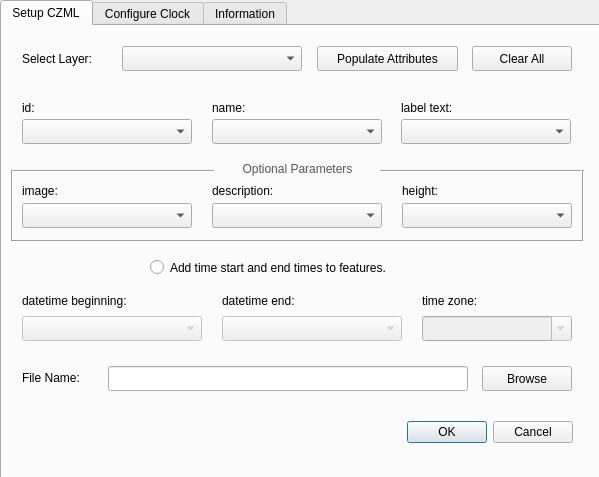
Before: the Qt Designer form CZMLBillboardMaker_dialog_base.ui in muratkendir/CZMLBillboardMaker, drawn with Qt 5.
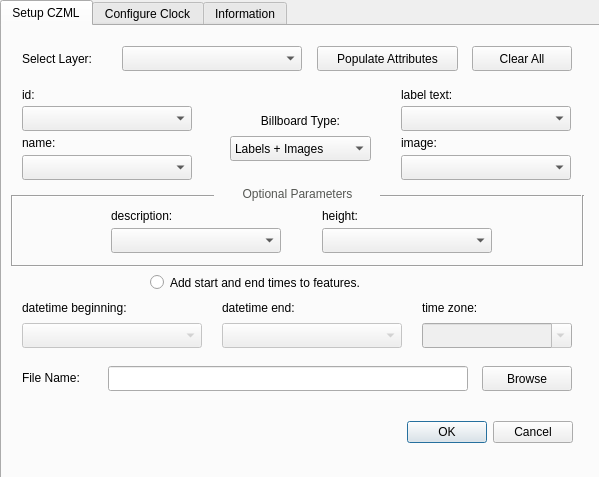
After: the same form once the commit is applied. Icons and pictures are not drawn.

Commit message: only label / only image / label + image options added.

```diff
--- a/CZMLBillboardMaker_dialog_base.ui
+++ b/CZMLBillboardMaker_dialog_base.ui
@@ -40,7 +40,7 @@
      <property name="geometry">
       <rect>
        <x>399</x>
-       <y>93</y>
+       <y>80</y>
        <width>170</width>
        <height>25</height>
       </rect>
@@ -49,8 +49,8 @@
     <widget class="QLabel" name="labelDescription">
      <property name="geometry">
       <rect>
-       <x>210</x>
-       <y>155</y>
+       <x>109</x>
+       <y>180</y>
        <width>121</width>
        <height>20</height>
       </rect>
@@ -63,7 +63,7 @@
      <property name="geometry">
       <rect>
        <x>399</x>
-       <y>72</y>
+       <y>59</y>
        <width>81</width>
        <height>20</height>
       </rect>
@@ -88,8 +88,8 @@
     <widget class="QLabel" name="labelName">
      <property name="geometry">
       <rect>
-       <x>210</x>
-       <y>72</y>
+       <x>20</x>
+       <y>107</y>
        <width>81</width>
        <height>20</height>
       </rect>
@@ -102,7 +102,7 @@
      <property name="geometry">
       <rect>
        <x>20</x>
-       <y>93</y>
+       <y>80</y>
        <width>170</width>
        <height>25</height>
       </rect>
@@ -111,8 +111,8 @@
     <widget class="QComboBox" name="comboBoxImage">
      <property name="geometry">
       <rect>
-       <x>20</x>
-       <y>177</y>
+       <x>399</x>
+       <y>129</y>
        <width>170</width>
        <height>25</height>
       </rect>
@@ -122,7 +122,7 @@
      <property name="geometry">
       <rect>
        <x>20</x>
-       <y>265</y>
+       <y>272</y>
        <width>161</width>
        <height>20</height>
       </rect>
@@ -134,8 +134,8 @@
     <widget class="QComboBox" name="comboBoxHeight">
      <property name="geometry">
       <rect>
-       <x>400</x>
-       <y>177</y>
+       <x>320</x>
+       <y>202</y>
        <width>170</width>
        <height>25</height>
       </rect>
@@ -145,7 +145,7 @@
      <property name="geometry">
       <rect>
        <x>220</x>
-       <y>265</y>
+       <y>272</y>
        <width>131</width>
        <height>20</height>
       </rect>
@@ -161,7 +161,7 @@
      <property name="geometry">
       <rect>
        <x>420</x>
-       <y>290</y>
+       <y>297</y>
        <width>150</width>
        <height>25</height>
       </rect>
@@ -173,8 +173,8 @@
     <widget class="QLabel" name="labelImage">
      <property name="geometry">
       <rect>
-       <x>20</x>
-       <y>155</y>
+       <x>399</x>
+       <y>107</y>
        <width>81</width>
        <height>20</height>
       </rect>
@@ -186,8 +186,8 @@
     <widget class="QLabel" name="labelImage_2">
      <property name="geometry">
       <rect>
-       <x>400</x>
-       <y>155</y>
+       <x>320</x>
+       <y>180</y>
        <width>81</width>
        <height>20</height>
       </rect>
@@ -223,7 +223,7 @@
      <property name="geometry">
       <rect>
        <x>20</x>
-       <y>72</y>
+       <y>59</y>
        <width>91</width>
        <height>20</height>
       </rect>
@@ -235,8 +235,8 @@
     <widget class="QComboBox" name="comboBoxDescription">
      <property name="geometry">
       <rect>
-       <x>210</x>
-       <y>177</y>
+       <x>109</x>
+       <y>202</y>
        <width>170</width>
        <height>25</height>
       </rect>
@@ -275,7 +275,7 @@
      <property name="geometry">
       <rect>
        <x>220</x>
-       <y>290</y>
+       <y>297</y>
        <width>180</width>
        <height>25</height>
       </rect>
@@ -285,7 +285,7 @@
      <property name="geometry">
       <rect>
        <x>420</x>
-       <y>265</y>
+       <y>272</y>
        <width>130</width>
        <height>20</height>
       </rect>
@@ -310,8 +310,8 @@
     <widget class="QComboBox" name="comboBoxName">
      <property name="geometry">
       <rect>
-       <x>210</x>
-       <y>93</y>
+       <x>20</x>
+       <y>129</y>
        <width>170</width>
        <height>25</height>
       </rect>
@@ -337,7 +337,7 @@
      <property name="geometry">
       <rect>
        <x>20</x>
-       <y>290</y>
+       <y>297</y>
        <width>180</width>
        <height>25</height>
       </rect>
@@ -347,20 +347,20 @@
      <property name="geometry">
       <rect>
        <x>148</x>
-       <y>230</y>
+       <y>245</y>
        <width>311</width>
        <height>23</height>
       </rect>
      </property>
      <property name="text">
-      <string>Add time start and end times to features.</string>
+      <string>Add start and end times to features.</string>
      </property>
     </widget>
     <widget class="QLabel" name="labelOptionalAttributes">
      <property name="geometry">
       <rect>
        <x>20</x>
-       <y>133</y>
+       <y>158</y>
        <width>551</width>
        <height>20</height>
       </rect>
@@ -387,7 +387,7 @@
      <property name="geometry">
       <rect>
        <x>11</x>
-       <y>135</y>
+       <y>160</y>
        <width>201</width>
        <height>20</height>
       </rect>
@@ -400,7 +400,7 @@
      <property name="geometry">
       <rect>
        <x>378</x>
-       <y>135</y>
+       <y>160</y>
        <width>201</width>
        <height>20</height>
       </rect>
@@ -413,7 +413,7 @@
      <property name="geometry">
       <rect>
        <x>10</x>
-       <y>205</y>
+       <y>230</y>
        <width>571</width>
        <height>20</height>
       </rect>
@@ -426,7 +426,7 @@
      <property name="geometry">
       <rect>
        <x>571</x>
-       <y>144</y>
+       <y>169</y>
        <width>20</width>
        <height>71</height>
       </rect>
@@ -439,7 +439,7 @@
      <property name="geometry">
       <rect>
        <x>0</x>
-       <y>144</y>
+       <y>169</y>
        <width>20</width>
        <height>71</height>
       </rect>
@@ -461,6 +461,50 @@
       <string>Clear All</string>
      </property>
     </widget>
+    <widget class="QComboBox" name="comboBoxBillboardType">
+     <property name="geometry">
+      <rect>
+       <x>228</x>
+       <y>110</y>
+       <width>141</width>
+       <height>25</height>
+      </rect>
+     </property>
+     <property name="layoutDirection">
+      <enum>Qt::LeftToRight</enum>
+     </property>
+     <item>
+      <property name="text">
+       <string>Labels + Images</string>
+      </property>
+     </item>
+     <item>
+      <property name="text">
+       <string>Only Labels</string>
+      </property>
+     </item>
+     <item>
+      <property name="text">
+       <string>Only Images</string>
+      </property>
+     </item>
+    </widget>
+    <widget class="QLabel" name="label_3">
+     <property name="geometry">
+      <rect>
+       <x>238</x>
+       <y>85</y>
+       <width>121</width>
+       <height>20</height>
+      </rect>
+     </property>
+     <property name="text">
+      <string>Billboard Type:</string>
+     </property>
+     <property name="alignment">
+      <set>Qt::AlignCenter</set>
+     </property>
+    </widget>
    </widget>
    <widget class="QWidget" name="tabClock">
     <attribute name="title">
```
Left out of the diff: 12 changed lines with no effect on the pictures. The commit also changes 7 other files.
